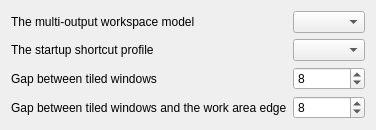
Old version of the form kwin/contents/ui/config.ui in the repository beefsack/plasma-auto-tiler.
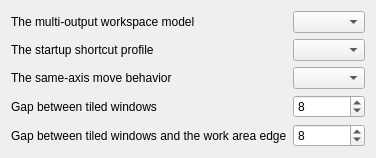
New version of the form.

Commit message: Implement configurable same-axis wrap and flat sibling swap for KDE

The edit to the form file:
```diff
--- a/kwin/contents/ui/config.ui
+++ b/kwin/contents/ui/config.ui
@@ -24,13 +24,23 @@
      <widget class="QComboBox" name="kcfg_shortcutProfile"/>
     </item>
       <item row="2" column="0">
+      <widget class="QLabel" name="label_sameAxisMove">
+       <property name="text">
+        <string>The same-axis move behavior</string>
+       </property>
+      </widget>
+     </item>
+      <item row="2" column="1">
+      <widget class="QComboBox" name="kcfg_sameAxisMove"/>
+     </item>
+      <item row="3" column="0">
       <widget class="QLabel" name="label_innerGap">
        <property name="text">
         <string>Gap between tiled windows</string>
        </property>
       </widget>
      </item>
-      <item row="2" column="1">
+      <item row="3" column="1">
       <widget class="QSpinBox" name="kcfg_innerGap">
        <property name="minimum">
         <number>0</number>
@@ -43,14 +53,14 @@
        </property>
       </widget>
      </item>
-      <item row="3" column="0">
+      <item row="4" column="0">
       <widget class="QLabel" name="label_outerGap">
        <property name="text">
         <string>Gap between tiled windows and the work area edge</string>
        </property>
       </widget>
      </item>
-      <item row="3" column="1">
+      <item row="4" column="1">
       <widget class="QSpinBox" name="kcfg_outerGap">
        <property name="minimum">
         <number>0</number>
```
The commit also changes 32 other files.
